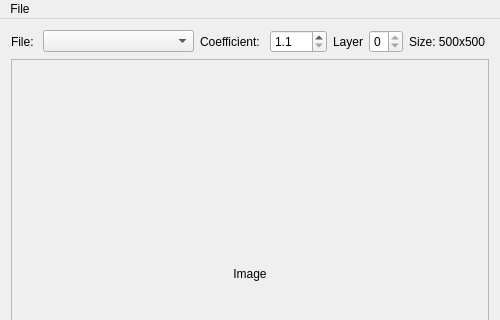
This is mainwindow.ui in ZhurinSergei/Pyramid as Qt 5 draws it before an edit; both pictures show x 0 to 500 and y 0 to 320 of the 500 by 500 pixel window. The edited form follows.
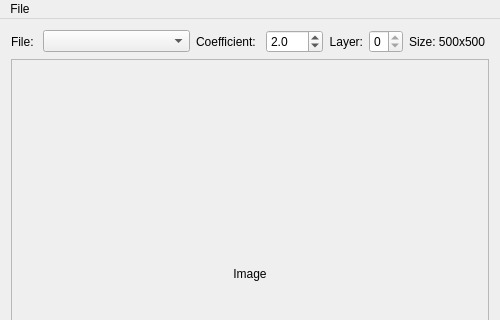
This is the edited form.

What changed in the file:
```diff
--- a/mainwindow.ui
+++ b/mainwindow.ui
@@ -69,7 +69,7 @@
     <item row="0" column="4">
      <widget class="QLabel" name="label_Layer">
       <property name="text">
-       <string>Layer</string>
+       <string>Layer:</string>
       </property>
       <property name="alignment">
        <set>Qt::AlignRight|Qt::AlignTrailing|Qt::AlignVCenter</set>
@@ -157,6 +157,9 @@
       <property name="singleStep">
        <double>0.100000000000000</double>
       </property>
+      <property name="value">
+       <double>2.000000000000000</double>
+      </property>
      </widget>
     </item>
    </layout>
```
